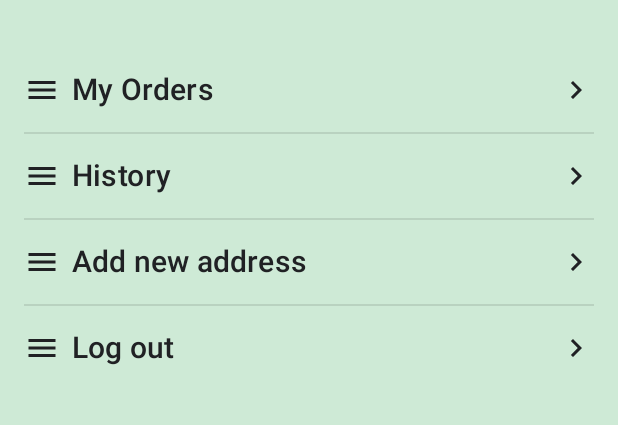
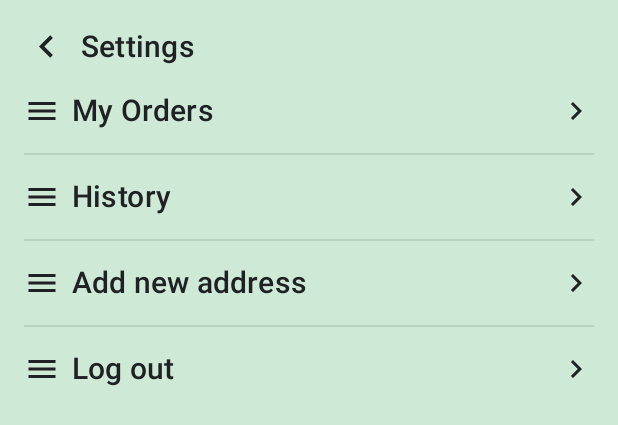
Before and after one commit to sheikh-10/User-App, an Android app built with Jetpack Compose: the @Preview function SettingsScreenLightThemePreview, on a phone screen of 412 x 824 dp. Shown: the top 425 px of the screen. Run offline under Robolectric (Android 15) with nearby library versions, the phone set to English and light mode, and no system bars.

Commit message:
My orders UI screen - 8th release

```diff
--- a/app/src/main/java/com/food/userapp/ui/SettingsScreen.kt
+++ b/app/src/main/java/com/food/userapp/ui/SettingsScreen.kt
@@ -5,6 +5,7 @@ import androidx.compose.foundation.background
 import androidx.compose.foundation.layout.*
 import androidx.compose.material.*
 import androidx.compose.material.icons.Icons
+import androidx.compose.material.icons.outlined.KeyboardArrowLeft
 import androidx.compose.material.icons.outlined.KeyboardArrowRight
 import androidx.compose.material.icons.outlined.Menu
 import androidx.compose.runtime.Composable
@@ -20,23 +21,30 @@ fun SettingsScreen(modifier: Modifier = Modifier) {
         .fillMaxSize()
         .background(MaterialTheme.colors.background)
         .padding(16.dp),
-        horizontalAlignment = Alignment.CenterHorizontally) {
+        verticalArrangement = Arrangement.spacedBy(16.dp)) {
 
-        SettingsButton(text = "My Orders", modifier = modifier.padding(top = 16.dp))
+        Row(modifier = modifier.fillMaxWidth(),
+            verticalAlignment = Alignment.CenterVertically, horizontalArrangement = Arrangement.spacedBy(8.dp)) {
 
-        Divider(modifier = modifier
-            .fillMaxWidth()
-            .padding(vertical = 16.dp))
+            Icon(imageVector = Icons.Outlined.KeyboardArrowLeft,
+                contentDescription = null,
+                tint = MaterialTheme.colors.onSurface,
+                modifier = modifier.size(30.dp))
+
+            Text(text = "Settings",
+                style = MaterialTheme.typography.h6,
+                color = MaterialTheme.colors.onSurface)
+        }
+
+        SettingsButton(text = "My Orders")
+
+        Divider(modifier = modifier.fillMaxWidth())
 
         SettingsButton(text = "History")
-        Divider(modifier = modifier
-            .fillMaxWidth()
-            .padding(vertical = 16.dp))
+        Divider(modifier = modifier.fillMaxWidth())
 
         SettingsButton(text = "Add new address")
-        Divider(modifier = modifier
-            .fillMaxWidth()
-            .padding(vertical = 16.dp))
+        Divider(modifier = modifier.fillMaxWidth())
 
         SettingsButton(text = "Log out")
     }
```
Also changed, not shown: app/src/main/java/com/food/userapp/ui/CartScreen.kt (added, +62 -0 lines), app/src/main/java/com/food/userapp/ui/HistoryScreen.kt (added, +62 -0 lines), app/src/main/java/com/food/userapp/ui/MealScreen.kt (added, +62 -0 lines), app/src/main/java/com/food/userapp/ui/MyOrderScreen.kt (added, +62 -0 lines), app/src/main/java/com/food/userapp/ui/theme/NewAddress.kt (added, +61 -0 lines).
